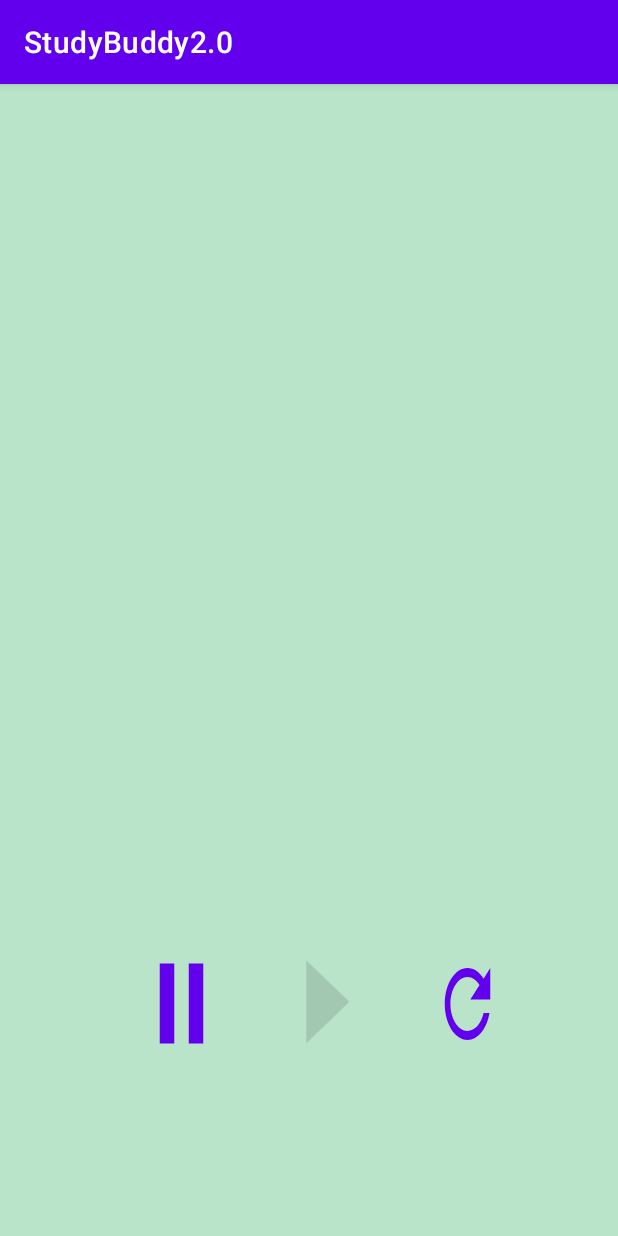
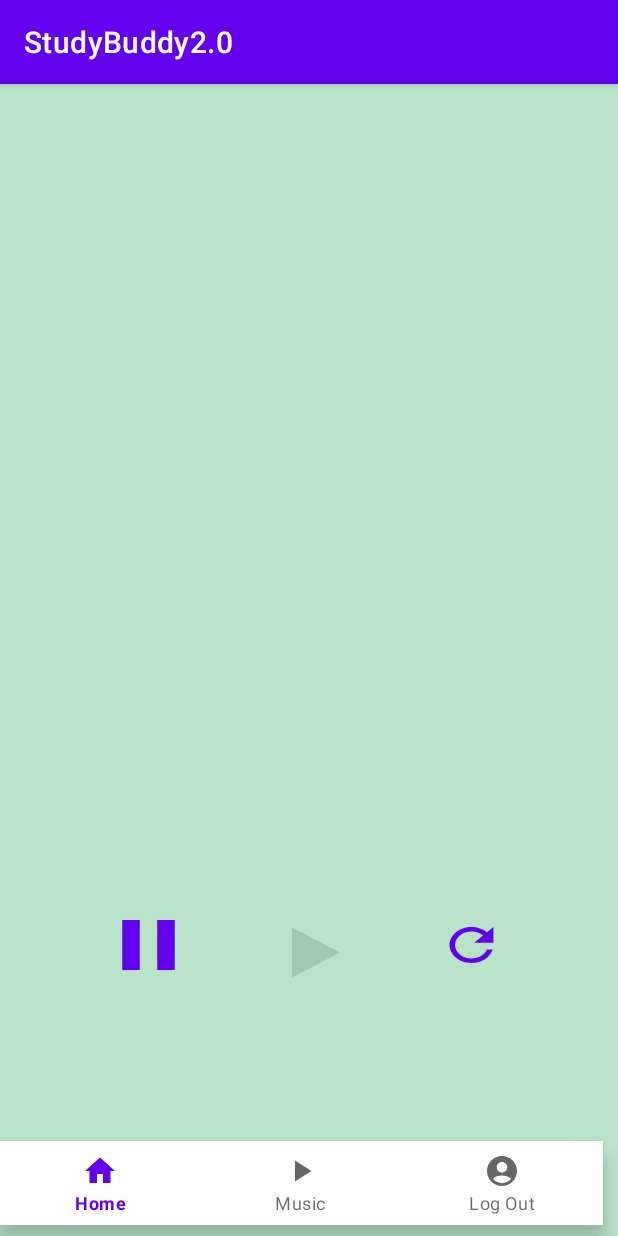
Before and after one commit to andrewnoel99/StudyBuddy, an Android app: the TimerActivity screen opened directly, with no data from a screen before it, on a phone screen of 412 x 824 dp. Run offline under Robolectric (Android 15) with nearby library versions, the phone set to English and light mode, and no system bars; 8 statements that could not run were skipped.

Commit message:
nav bar fully complete

```diff
--- a/app/src/main/java/com/example/studybuddy20/MainActivity.kt
+++ b/app/src/main/java/com/example/studybuddy20/MainActivity.kt
@@ -52,6 +52,10 @@ class MainActivity : AppCompatActivity(), View.OnClickListener {
                 val intent = Intent(this, MainActivity::class.java)
                 startActivity(intent)
             }
+            R.id.logout ->{
+                val intent = Intent(this, LoginActivity2::class.java)
+                startActivity(intent)
+            }
         }
         return false;
     }
--- a/app/src/main/java/com/example/studybuddy20/TimerActivity.kt
+++ b/app/src/main/java/com/example/studybuddy20/TimerActivity.kt
@@ -1,15 +1,18 @@
 package com.example.studybuddy20
 
+import android.content.Intent
 import android.graphics.Color
 import android.os.Bundle
 import android.os.CountDownTimer
 import android.util.Log
+import android.view.MenuItem
 import android.view.View
 import android.widget.Button
 import android.widget.ImageButton
 import android.widget.ProgressBar
 import android.widget.TextView
 import androidx.appcompat.app.AppCompatActivity
+import com.google.android.material.bottomnavigation.BottomNavigationView
 
 class TimerActivity : AppCompatActivity() {
 
@@ -25,7 +28,7 @@ class TimerActivity : AppCompatActivity() {
 
     override fun onCreate(savedInstanceState: Bundle?) {
         super.onCreate(savedInstanceState)
-        setContentView(R.layout.activity_timer)
+        setContentView(R.layout.activity_timerconstraint)
 
 
 
@@ -66,6 +69,10 @@ class TimerActivity : AppCompatActivity() {
         }
 
 
+        val bottomNavigation: BottomNavigationView = findViewById(R.id.bottomNav)
+        bottomNavigation.setOnItemSelectedListener { item ->
+            onNavigationItemSelected(item)
+        }
 
     }
 
@@ -132,5 +139,18 @@ class TimerActivity : AppCompatActivity() {
 
     }
 
+    private fun onNavigationItemSelected(item: MenuItem): Boolean{
+        when (item.itemId){
+            R.id.home ->{
+                val intent = Intent(this, MainActivity::class.java)
+                startActivity(intent)
+            }
+            R.id.logout ->{
+                val intent = Intent(this, LoginActivity2::class.java)
+                startActivity(intent)
+            }
+        }
+        return false;
+    }
 
 }
--- a/app/src/main/java/com/example/studybuddy20/timerTaskActivity.kt
+++ b/app/src/main/java/com/example/studybuddy20/timerTaskActivity.kt
@@ -148,6 +148,10 @@ class timerTaskActivity : AppCompatActivity() {
                 val intent = Intent(this, MainActivity::class.java)
                 startActivity(intent)
             }
+            R.id.logout ->{
+                val intent = Intent(this, LoginActivity2::class.java)
+                startActivity(intent)
+            }
         }
         return false;
     }
--- /dev/null
+++ b/app/src/main/res/layout/activity_timerconstraint.xml
@@ -0,0 +1,154 @@
+<androidx.constraintlayout.widget.ConstraintLayout
+    android:background="@color/light_green"
+    xmlns:android="http://schemas.android.com/apk/res/android"
+    xmlns:app="http://schemas.android.com/apk/res-auto"
+    xmlns:tools="http://schemas.android.com/tools"
+    android:layout_width="match_parent"
+    android:layout_height="match_parent"
+    tools:context=".MainActivity">
+
+    <TextView
+        android:id="@+id/current_step_text_view"
+        android:layout_width="wrap_content"
+        android:layout_height="wrap_content"
+        android:layout_alignParentTop="true"
+        android:layout_centerHorizontal="true"
+        android:layout_marginStart="205dp"
+        android:layout_marginTop="39dp"
+        android:layout_marginEnd="206dp"
+        android:layout_marginBottom="660dp"
+        android:autoSizeMaxTextSize="28sp"
+        android:autoSizeMinTextSize="12sp"
+        android:autoSizeStepGranularity="2sp"
+        android:autoSizeTextType="uniform"
+        android:gravity="center"
+        android:textColor="@android:color/black"
+        android:textSize="24sp"
+        app:layout_constraintBottom_toBottomOf="parent"
+        app:layout_constraintEnd_toEndOf="parent"
+        app:layout_constraintStart_toStartOf="parent"
+        app:layout_constraintTop_toTopOf="parent" />
+
+    <TextView
+        android:id="@+id/text_current_step"
+        android:layout_width="343dp"
+        android:layout_height="102dp"
+        android:layout_below="@+id/current_step_text_view"
+        android:layout_alignParentStart="true"
+        android:layout_alignParentEnd="true"
+        android:layout_marginStart="34dp"
+        android:layout_marginTop="135dp"
+        android:layout_marginEnd="34dp"
+        android:layout_marginBottom="30dp"
+        android:autoSizeMaxTextSize="28sp"
+        android:autoSizeMinTextSize="12sp"
+        android:autoSizeStepGranularity="2sp"
+        android:autoSizeTextType="uniform"
+        android:gravity="center"
+        android:textColor="@android:color/black"
+        android:textSize="24sp"
+        app:layout_constraintBottom_toTopOf="@+id/timer_text_view"
+        app:layout_constraintEnd_toEndOf="parent"
+        app:layout_constraintStart_toStartOf="parent"
+        app:layout_constraintTop_toTopOf="parent" />
+
+    <TextView
+        android:id="@+id/timer_text_view"
+        android:layout_width="145dp"
+        android:layout_height="88dp"
+        android:layout_centerInParent="true"
+        android:layout_marginStart="133dp"
+        android:layout_marginTop="267dp"
+        android:layout_marginEnd="133dp"
+        android:layout_marginBottom="376dp"
+        android:autoSizeMaxTextSize="28sp"
+        android:autoSizeMinTextSize="12sp"
+        android:autoSizeStepGranularity="2sp"
+        android:autoSizeTextType="uniform"
+        android:gravity="center"
+        android:textColor="@android:color/black"
+        android:textSize="62sp"
+        android:textStyle="bold"
+        app:layout_constraintBottom_toBottomOf="parent"
+        app:layout_constraintEnd_toEndOf="parent"
+        app:layout_constraintStart_toStartOf="parent"
+        app:layout_constraintTop_toTopOf="parent" />
+
+    <Button
+        android:id="@+id/pause_button"
+        android:layout_width="70dp"
+        android:layout_height="57dp"
+        android:layout_alignParentStart="true"
+        android:layout_alignParentTop="true"
+        android:layout_alignParentEnd="true"
+        android:layout_alignParentBottom="true"
+        android:layout_marginStart="63dp"
+        android:layout_marginTop="285dp"
+        android:layout_marginEnd="278dp"
+        android:layout_marginBottom="152dp"
+        android:background="@drawable/ic_pause"
+        android:backgroundTint="@android:color/black"
+        app:layout_constraintBottom_toBottomOf="parent"
+        app:layout_constraintEnd_toEndOf="parent"
+        app:layout_constraintStart_toStartOf="parent"
+        app:layout_constraintTop_toBottomOf="@+id/text_current_step" />
+
+    <Button
+        android:id="@+id/play_button"
+        android:layout_width="70dp"
+        android:layout_height="57dp"
+        android:layout_alignParentStart="true"
+        android:layout_alignParentTop="true"
+        android:layout_alignParentEnd="true"
+        android:layout_alignParentBottom="true"
+        android:layout_marginStart="37dp"
+        android:layout_marginTop="167dp"
+        android:layout_marginEnd="171dp"
+        android:layout_marginBottom="152dp"
+        android:background="@drawable/ic_play"
+        android:backgroundTint="@android:color/black"
+        android:enabled="false"
+        android:onClick="onPlayButton"
+        android:textColor="@android:color/white"
+        android:textSize="20sp"
+        app:layout_constraintBottom_toBottomOf="parent"
+        app:layout_constraintEnd_toEndOf="parent"
+        app:layout_constraintStart_toEndOf="@+id/pause_button"
+        app:layout_constraintTop_toBottomOf="@+id/timer_text_view" />
+
+    <Button
+        android:id="@+id/reset_button"
+        android:layout_width="70dp"
+        android:layout_height="57dp"
+        android:layout_alignParentStart="true"
+        android:layout_alignParentTop="true"
+
+        android:layout_alignParentEnd="true"
+        android:layout_alignParentBottom="true"
+        android:layout_marginStart="38dp"
+        android:layout_marginTop="285dp"
+        android:layout_marginEnd="63dp"
+        android:layout_marginBottom="152dp"
+        android:background="@drawable/ic_reset"
+        android:backgroundTint="@android:color/black"
+        android:onClick="onResetButton"
+        android:textColor="@android:color/black"
+        app:layout_constraintBottom_toBottomOf="parent"
+        app:layout_constraintEnd_toEndOf="parent"
+        app:layout_constraintStart_toEndOf="@+id/play_button"
+        app:layout_constraintTop_toBottomOf="@+id/text_current_step" />
+
+    <com.google.android.material.bottomnavigation.BottomNavigationView
+        android:id="@+id/bottomNav"
+        android:layout_width="0dp"
+        android:layout_height="wrap_content"
+        android:layout_marginTop="95dp"
+        android:layout_marginEnd="10dp"
+        android:layout_marginBottom="1dp"
+        app:layout_constraintBottom_toBottomOf="parent"
+        app:layout_constraintEnd_toEndOf="parent"
+        app:layout_constraintStart_toStartOf="parent"
+        app:layout_constraintTop_toBottomOf="@+id/pause_button"
+        app:menu="@menu/bottom_nav" />
+
+</androidx.constraintlayout.widget.ConstraintLayout>
--- a/app/src/main/res/menu/bottom_nav.xml
+++ b/app/src/main/res/menu/bottom_nav.xml
@@ -7,7 +7,7 @@
     <item android:title="Music"
         android:id="@+id/music"
         android:icon="@drawable/baseline_play_arrow_24"/>
-    <item android:title="Account"
-        android:id="@+id/account"
+    <item android:title="Log Out"
+        android:id="@+id/logout"
         android:icon="@drawable/baseline_account_circle_24"/>
 </menu>
```
Also changed, not shown: app/src/main/java/com/example/studybuddy20/StudyActivity.kt (+21 -2 lines), app/src/main/res/layout/activity_account.xml (added, +86 -0 lines), app/src/main/res/layout/activity_studyconstraint.xml (added, +65 -0 lines).
